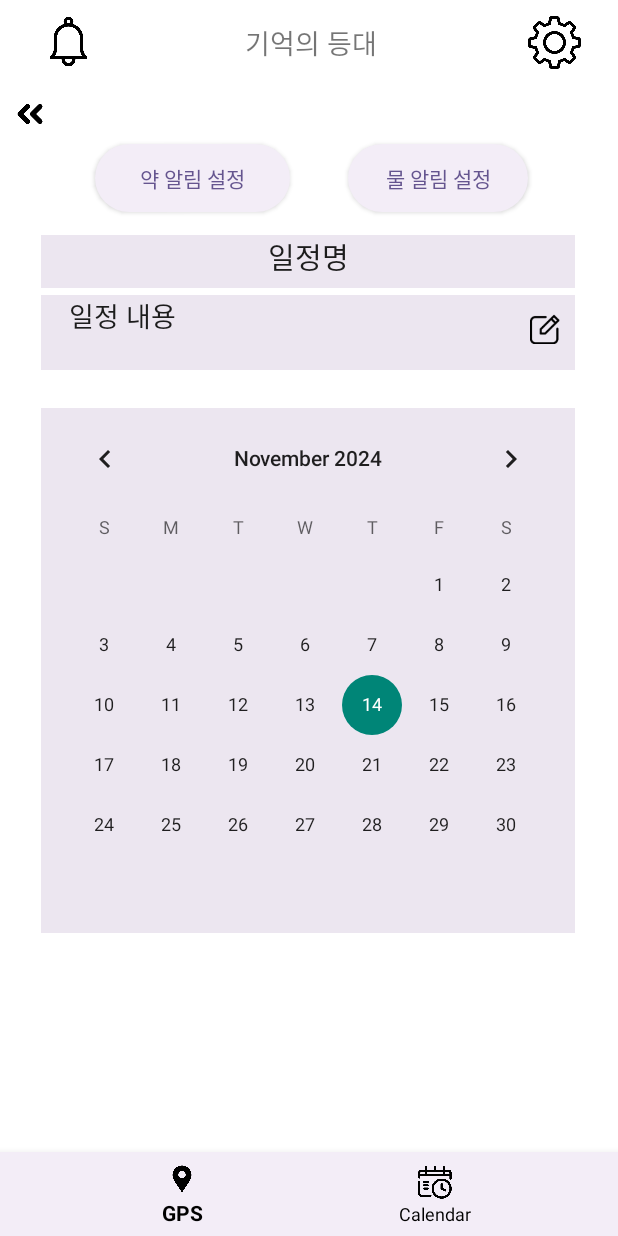
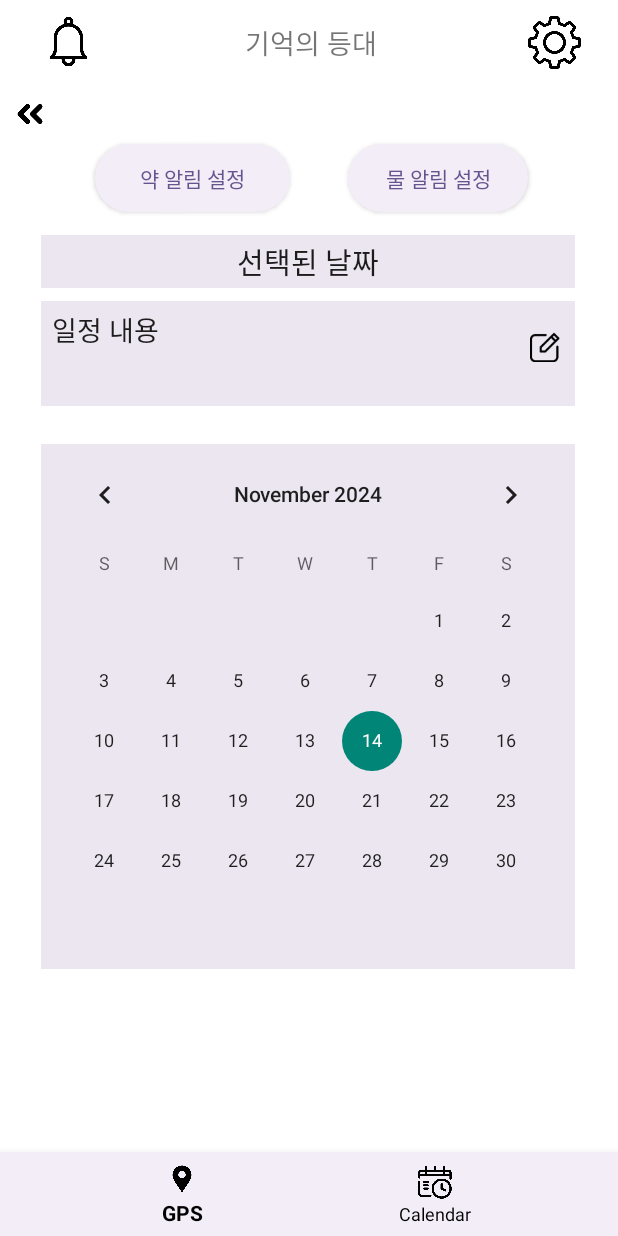
Before and after one commit to Avy012/Care-Assistant, an Android app: the CalendarActivity screen opened directly, with no data from a screen before it, on a phone screen of 412 x 824 dp. Run offline under Robolectric (Android 15) with nearby library versions, the phone set to English and light mode, and no system bars.

Commit message:
1114_캘린더뷰로 다시

```diff
--- a/Care-Assistant-develop/Care-Assistant-develop/LightHouseOfMemory/app/src/main/AndroidManifest.xml
+++ b/Care-Assistant-develop/Care-Assistant-develop/LightHouseOfMemory/app/src/main/AndroidManifest.xml
@@ -24,7 +24,7 @@
         </activity>
         <activity android:name=".RegisterActivity" />
         <activity android:name=".GpsActivity" />
-        <activity android:name=".CalenderActivity" />
+        <activity android:name=".CalendarActivity" />
         <activity android:name=".LoginActivity"/>
         <activity android:name=".SettingActivity"/>
         <activity android:name="ScheduleActivity"/>
--- a/Care-Assistant-develop/Care-Assistant-develop/LightHouseOfMemory/app/src/main/java/com/example/lighthouseofmemory/CalenderActivity.java
+++ b/Care-Assistant-develop/Care-Assistant-develop/LightHouseOfMemory/app/src/main/java/com/example/lighthouseofmemory/CalendarActivity.java
@@ -1,6 +1,8 @@
 package com.example.lighthouseofmemory;
 
 import android.content.Intent;
+import android.content.SharedPreferences;
+import android.graphics.Color;
 import android.os.Bundle;
 import android.view.View;
 import android.widget.Button;
@@ -10,7 +12,7 @@ import android.widget.TextView;
 
 import androidx.appcompat.app.AppCompatActivity;
 
-public class CalenderActivity extends AppCompatActivity {
+public class CalendarActivity extends AppCompatActivity {
 
     TextView detailTextView;
     TextView dateTextView;
@@ -18,6 +20,8 @@ public class CalenderActivity extends AppCompatActivity {
     ImageButton Setting_b;
     CalendarView calendarView;
     Button Edit_b;
+    String selectedDate;
+
     @Override
     protected void onCreate(Bundle savedInstanceState) {
         super.onCreate(savedInstanceState);
@@ -38,34 +42,39 @@ public class CalenderActivity extends AppCompatActivity {
         Setting_b.setOnClickListener(new View.OnClickListener() {
             @Override
             public void onClick(View view) {
-                Intent intent = new Intent(CalenderActivity.this, SettingActivity.class);
+                Intent intent = new Intent(CalendarActivity.this, SettingActivity.class);
                 startActivity(intent);
             }
         });
 
-        // CalendarView, 날짜를 클릭하면 일정표에
         calendarView = findViewById(R.id.calendarView);
         calendarView.setOnDateChangeListener(new CalendarView.OnDateChangeListener() {
             @Override
             public void onSelectedDayChange(CalendarView view, int year, int month, int dayOfMonth) {
-                String selectedDate = year + "/" + (month + 1) + "/" + dayOfMonth;
+                selectedDate = year + "/" + (month + 1) + "/" + dayOfMonth;
                 dateTextView.setText(selectedDate); // 선택된 날짜 표시
 
-                // 해당 날짜에 저장된 일정 데이터 불러오기
-                String scheduleTitle = getSharedPreferences("SchedulePreferences", MODE_PRIVATE)
-                        .getString(selectedDate + "_title", "No Title");
-                String scheduleDetail = getSharedPreferences("SchedulePreferences", MODE_PRIVATE)
-                        .getString(selectedDate + "_detail", "No Details");
+                // SharedPreferences에서 저장된 일정 데이터와 색상 불러오기
+                SharedPreferences sharedPreferences = getSharedPreferences("SchedulePreferences", MODE_PRIVATE);
+                String scheduleTitle = sharedPreferences.getString(selectedDate + "_title", "No Title");
+                String scheduleDetail = sharedPreferences.getString(selectedDate + "_detail", "No Details");
+                int dateColor = sharedPreferences.getInt(selectedDate + "_color", Color.BLACK); // 기본 색상 설정
 
-                detailTextView.setText("Title: " + scheduleTitle + "\nDetails: " + scheduleDetail);
-                Intent intent = new Intent(CalenderActivity.this, ScheduleActivity.class);
-                intent.putExtra("selectedDate", selectedDate); // 날짜를 전달
-                startActivity(intent);
+                detailTextView.setText("제목: " + scheduleTitle + "\n상세내용: " + scheduleDetail);
+                dateTextView.setTextColor(dateColor); // 선택된 날짜 텍스트에 색상 적용
             }
         });
 
-    Edit_b = findViewById(R.id.edit_b); //이 버튼을 누르면 클릭한 날짜에 해당하는 scheduleActivity로 이동
-
-
+        Edit_b = findViewById(R.id.edit_b); // Edit 버튼을 누르면 ScheduleActivity로 이동
+        Edit_b.setOnClickListener(new View.OnClickListener() {
+            @Override
+            public void onClick(View v) {
+                if (selectedDate != null) {
+                    Intent intent = new Intent(CalendarActivity.this, ScheduleActivity.class);
+                    intent.putExtra("SELECTED_DATE", selectedDate); // 선택된 날짜 전달
+                    startActivity(intent);
+                }
+            }
+        });
     }
 }
--- a/Care-Assistant-develop/Care-Assistant-develop/LightHouseOfMemory/app/src/main/java/com/example/lighthouseofmemory/MainActivity.java
+++ b/Care-Assistant-develop/Care-Assistant-develop/LightHouseOfMemory/app/src/main/java/com/example/lighthouseofmemory/MainActivity.java
@@ -56,7 +56,7 @@ public class MainActivity extends AppCompatActivity {
                     startActivity(new Intent(MainActivity.this, GpsActivity.class));
                     return true;
                 } else if (itemId == R.id.navigation_calender) {
-                    startActivity(new Intent(MainActivity.this, CalenderActivity.class));
+                    startActivity(new Intent(MainActivity.this, CalendarActivity.class));
                     return true;
                 }
                 return false;
--- a/Care-Assistant-develop/Care-Assistant-develop/LightHouseOfMemory/app/src/main/res/layout/activity_calender.xml
+++ b/Care-Assistant-develop/Care-Assistant-develop/LightHouseOfMemory/app/src/main/res/layout/activity_calender.xml
@@ -6,7 +6,7 @@
     android:layout_width="match_parent"
     android:layout_height="match_parent"
     android:background="@color/white"
-    tools:context=".CalenderActivity">
+    tools:context=".CalendarActivity">
 
     <androidx.appcompat.widget.Toolbar
         android:id="@+id/toolbar"
@@ -132,8 +132,9 @@
         android:layout_width="356dp"
         android:layout_height="35dp"
         android:layout_marginTop="15dp"
+        android:paddingTop="3dp"
         android:background="#ECE6F0"
-        android:text="일정명"
+        android:text="선택된 날짜"
         android:textAlignment="center"
         android:textColor="@color/gray"
         android:textSize="19sp"
@@ -147,11 +148,14 @@
     <TextView
         android:id="@+id/detailTextView"
         android:layout_width="356dp"
-        android:layout_height="50dp"
+        android:layout_height="70dp"
+        android:layout_marginTop="5dp"
         android:background="#ECE6F0"
-        android:text="    일정 내용"
+        android:text="일정 내용"
         android:textColor="@color/gray"
         android:textSize="18sp"
+        android:paddingStart="7dp"
+        android:paddingTop="5dp"
         app:layout_constraintVertical_chainStyle="packed"
         app:layout_constraintBottom_toTopOf="@+id/calendarView"
         app:layout_constraintEnd_toEndOf="parent"
```
Also changed, not shown: Care-Assistant-develop/Care-Assistant-develop/LightHouseOfMemory/app/src/main/java/com/example/lighthouseofmemory/ScheduleActivity.java (+31 -22 lines), Care-Assistant-develop/Care-Assistant-develop/LightHouseOfMemory/app/src/main/res/layout/activity_schedule.xml (+35 -31 lines).
